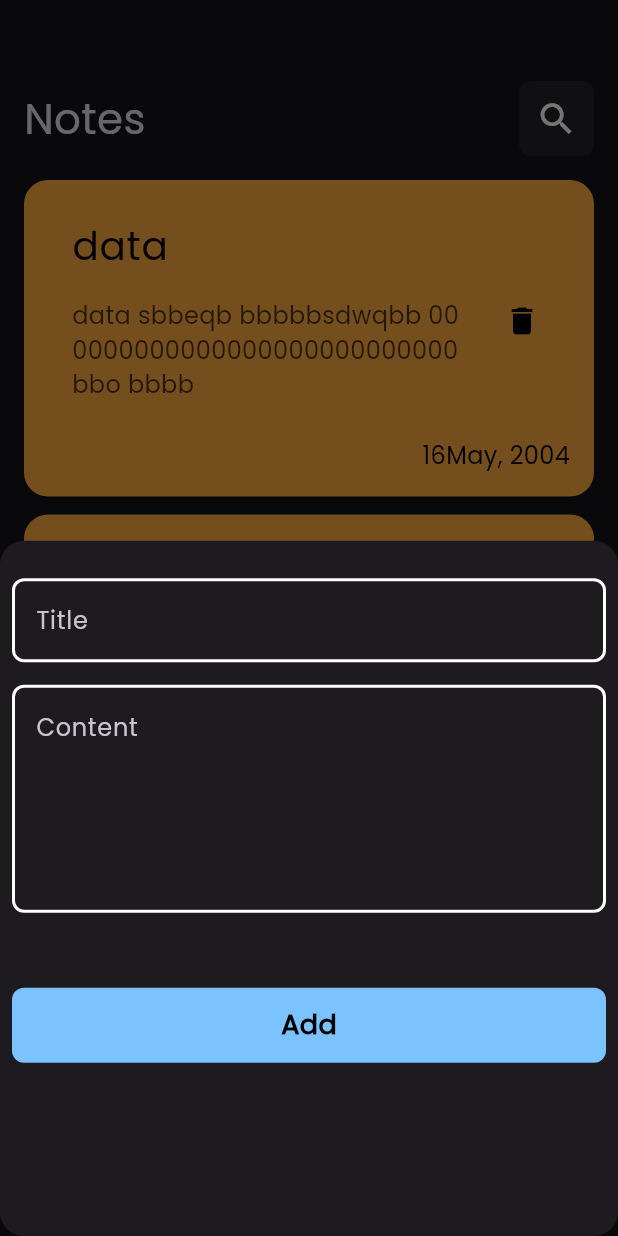
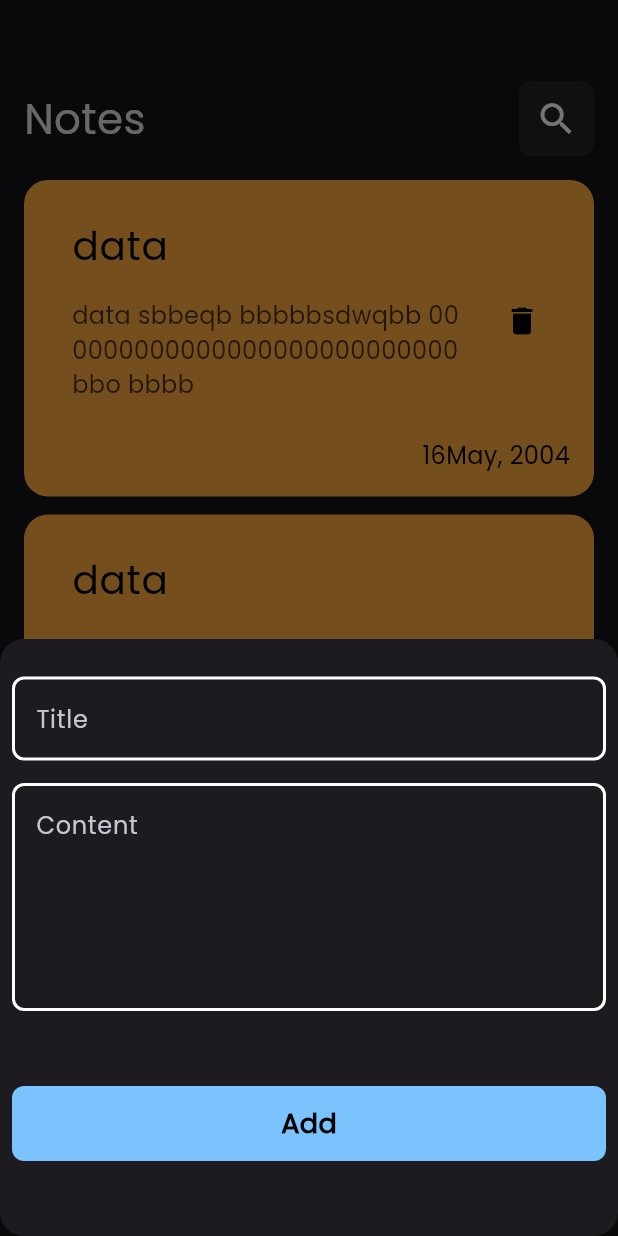
Before and after one commit to mohamedagm/notes_v1, a Flutter app: the screen it shows after launch, after a tap on the "add" icon, on a phone screen of 412 x 824 dp. Run offline on Flutter 3.47's test engine with Material 3 defaults, Android fonts, the phone set to English and light mode, and no system bars; our stand-ins replace bloc, flutter_bloc, hive, hive_flutter; accounts and stored records are empty.

Commit message:
make bottomSheet responsive when kyboard is opened

```diff
--- a/lib/views/home_view.dart
+++ b/lib/views/home_view.dart
@@ -14,6 +14,8 @@ class HomeView extends StatelessWidget {
         backgroundColor: kPrimaryColor,
         onPressed: () {
           showModalBottomSheet(
+
+            isScrollControlled: true,
             shape: RoundedRectangleBorder(
               borderRadius: BorderRadius.circular(16),
             ),
--- a/lib/views/widgets/add_note_bottom_sheet.dart
+++ b/lib/views/widgets/add_note_bottom_sheet.dart
@@ -20,11 +20,18 @@ class AddNoteBottomSheet extends StatelessWidget {
           }
         },
         builder: (context, state) {
-          return AbsorbPointer(
-            absorbing: state is AddNoteLoading ? true : false,
-            child: Padding(
-              padding: const EdgeInsets.symmetric(horizontal: 8.0),
-              child: AddNoteForm(),
+          // بتخلي الفورم تاخد مساحتها بالممللي طبعا الكولوم كمان الي جوه الفورم
+          return SingleChildScrollView(
+            child: AbsorbPointer(
+              absorbing: state is AddNoteLoading ? true : false,
+              child: Padding(
+                padding: EdgeInsets.only(
+                  right: 8,
+                  left: 8,
+                  bottom: MediaQuery.of(context).viewInsets.bottom,
+                ),
+                child: AddNoteForm(),
+              ),
             ),
           );
         },
--- a/lib/views/widgets/add_note_form.dart
+++ b/lib/views/widgets/add_note_form.dart
@@ -63,6 +63,7 @@ class _AddNoteFormState extends State<AddNoteForm> {
               );
             },
           ),
+          SizedBox(height: 50),
         ],
       ),
     );
```
